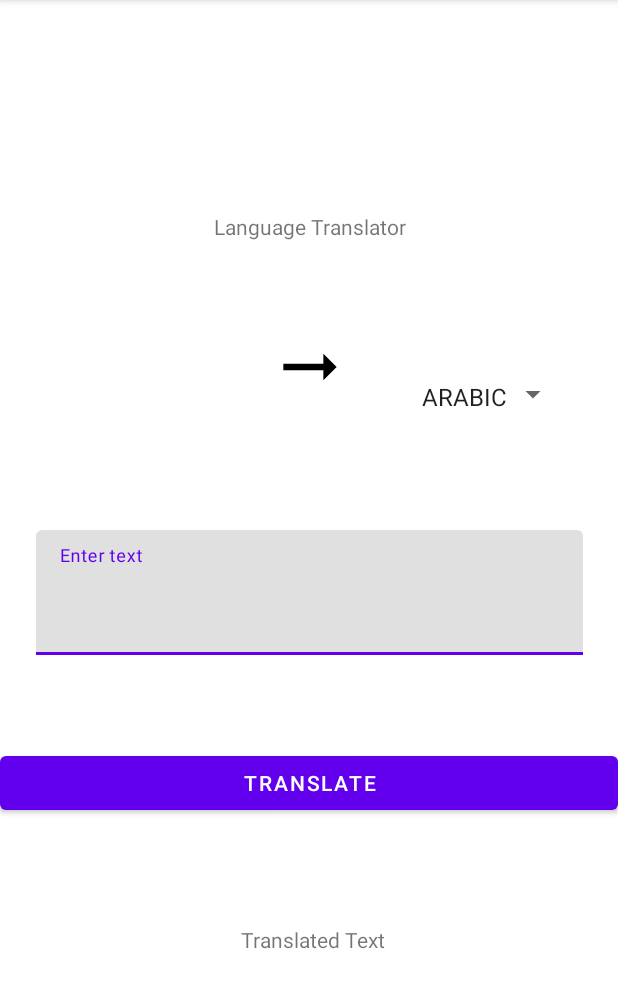
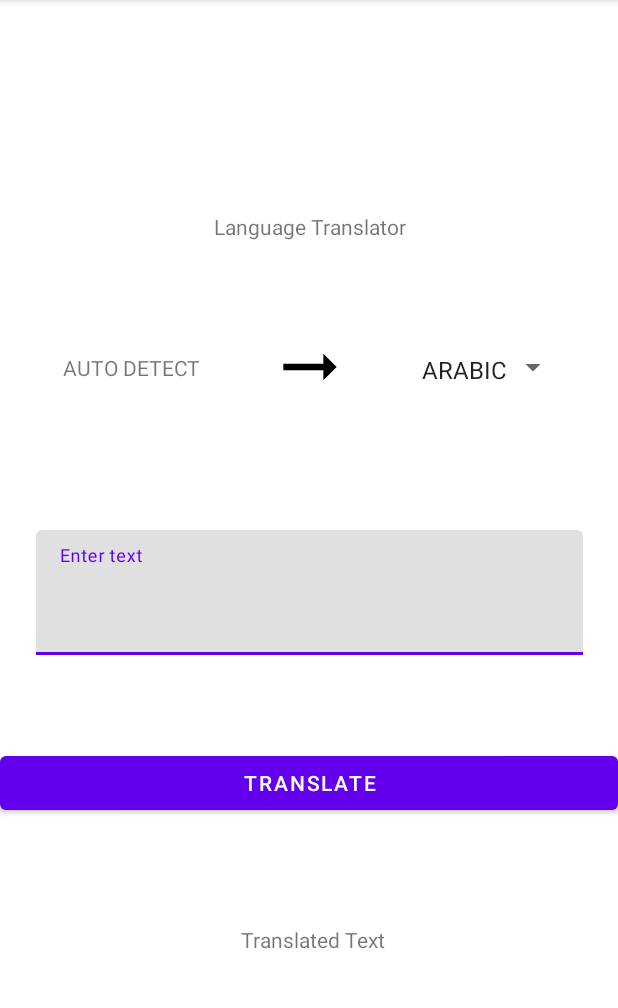
Before and after one commit to beraSayantan/TransLite, an Android app: the screen it shows after launch (MainActivity), on a phone screen of 412 x 824 dp, the part 84-1092 px from its top. Run offline under Robolectric (Android 15) with nearby library versions, the phone set to English and light mode, and no system bars; libraries missing offline, so code that uses them is left out: com.google.mlkit.common, com.google.mlkit.nl.

Commit message:
Made the alertDialog persistent +Changed layout a bit
Alert dialog will not go off till the translation is done
Aligned spin +added a autodetection TV

```diff
--- a/app/src/main/java/com/beginner/translite/MainActivity.kt
+++ b/app/src/main/java/com/beginner/translite/MainActivity.kt
@@ -28,6 +28,7 @@ class MainActivity : AppCompatActivity() {
         mProgressDialog = Dialog(this)
         mProgressDialog.setContentView(R.layout.dialog_progress)
 
+        val selected_lang:TextView =findViewById(R.id.selected_lang)
         val langto:Spinner = findViewById(R.id.lang_to)
         var to_lang:String
         lateinit var to_code:String
@@ -55,6 +56,7 @@ class MainActivity : AppCompatActivity() {
                     if (languageCode == "und") {
                         Toast.makeText(applicationContext, "Can't identify language", Toast.LENGTH_LONG).show()
                     } else {
+                        selected_lang.text = getLang(languageCode)
                         Toast.makeText(applicationContext, "${getLang(languageCode)} language detected", Toast.LENGTH_LONG).show()
                         TakesLcodePutsTheTranslationInTheTV(languageCode, to_code, inputtext, translatedheading)
                     }
@@ -100,6 +102,7 @@ class MainActivity : AppCompatActivity() {
     fun showProgressDialog(text: String){                                                         //WHAT IS THISSS??
         mProgressDialog.findViewById<TextView>(R.id.tv_progress_text).text = text
         mProgressDialog.show()
+        mProgressDialog.setCanceledOnTouchOutside(false)
     }
 
     fun hideProgressDialog() {
--- a/app/src/main/res/layout/activity_main.xml
+++ b/app/src/main/res/layout/activity_main.xml
@@ -12,13 +12,13 @@
         android:id="@+id/lang_to"
         android:layout_width="109dp"
         android:layout_height="26dp"
-        android:layout_marginBottom="72dp"
         android:entries="@array/languages"
         android:padding="3dp"
-        app:layout_constraintBottom_toTopOf="@+id/textInputLayout"
+        app:layout_constraintBottom_toBottomOf="@+id/right_arrow"
         app:layout_constraintEnd_toEndOf="parent"
         app:layout_constraintHorizontal_bias="0.503"
-        app:layout_constraintStart_toEndOf="@+id/right_arrow" />
+        app:layout_constraintStart_toEndOf="@+id/right_arrow"
+        app:layout_constraintTop_toTopOf="@+id/right_arrow" />
 
     <TextView
         android:id="@+id/heading"
@@ -108,4 +108,14 @@
         app:layout_constraintTop_toBottomOf="@+id/translate_button"
         app:layout_constraintVertical_bias="0.342" />
 
+    <TextView
+        android:id="@+id/selected_lang"
+        android:layout_width="wrap_content"
+        android:layout_height="wrap_content"
+        android:text="AUTO DETECT"
+        app:layout_constraintBottom_toBottomOf="@+id/right_arrow"
+        app:layout_constraintEnd_toStartOf="@+id/right_arrow"
+        app:layout_constraintStart_toStartOf="parent"
+        app:layout_constraintTop_toTopOf="@+id/right_arrow" />
+
 </androidx.constraintlayout.widget.ConstraintLayout>
```
